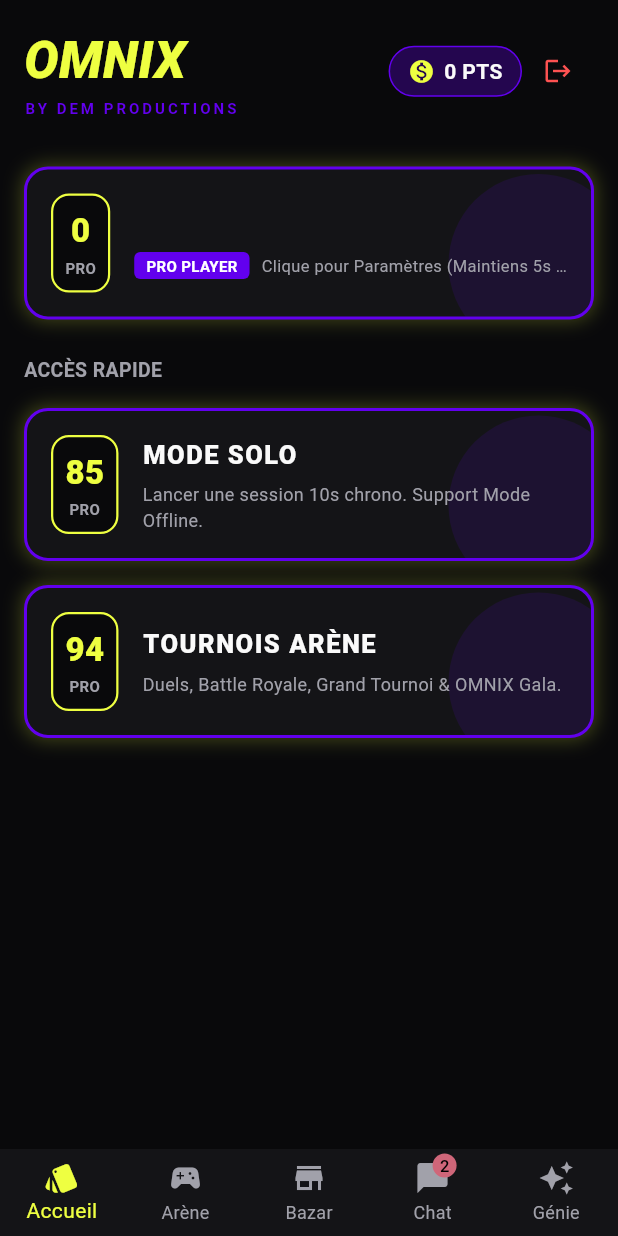
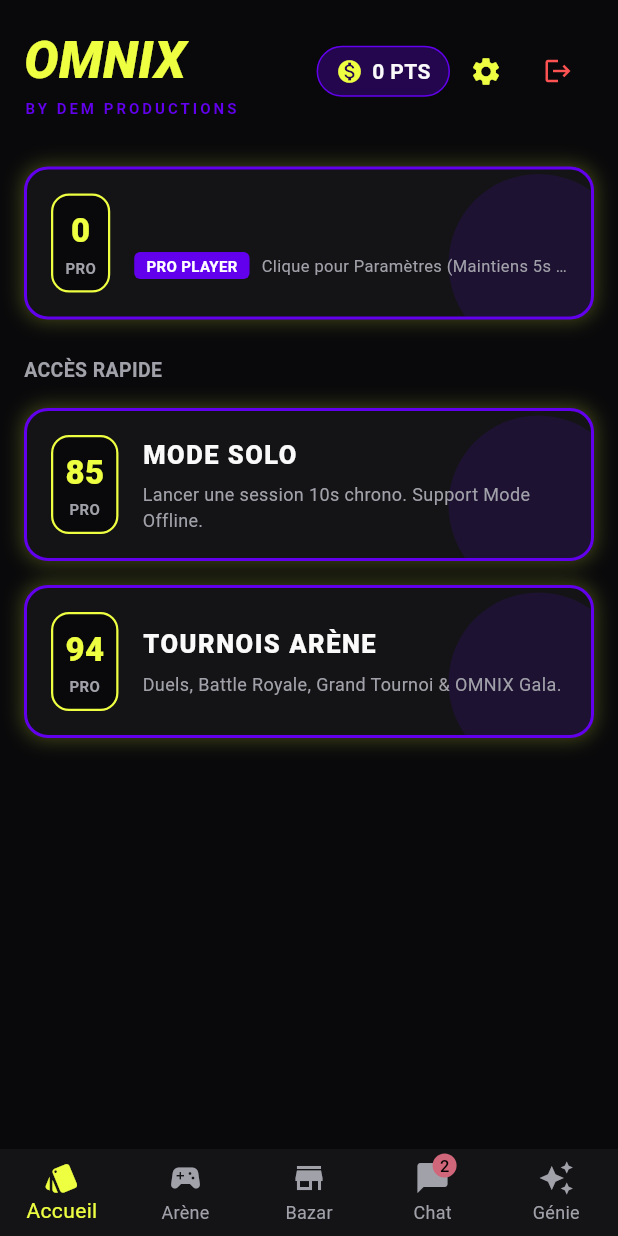
Before and after one commit to mauriceezechieldegnon-wq/OMNIX, a Flutter app: the screen it shows once a user with an empty profile is signed in, on a phone screen of 412 x 824 dp. Run offline on Flutter 3.47's test engine with Material 3 defaults, Android fonts, the phone set to English and light mode, and no system bars; our stand-ins replace cloud_firestore, firebase_auth, firebase_core; accounts and stored records are empty.

Commit message:
Refactor navigation and pass callback to _HomeContent

```diff
--- a/lib/features/home/screens/home_screen.dart
+++ b/lib/features/home/screens/home_screen.dart
@@ -22,21 +22,25 @@ class HomeScreen extends StatefulWidget {
 class _HomeScreenState extends State<HomeScreen> {
   int _selectedIndex = 0;
 
-  final List<Widget> _screens = const [
-    _HomeContent(),
-    ArenaScreen(),
-    MarketplaceScreen(),
-    MessengerScreen(),
-    GenieScreen(),
-  ];
+  void _navigateToTab(int index) {
+    setState(() => _selectedIndex = index);
+  }
 
   @override
   Widget build(BuildContext context) {
+    final List<Widget> screens = [
+      _HomeContent(onNavigateToArena: () => _navigateToTab(1)),
+      const ArenaScreen(),
+      const MarketplaceScreen(),
+      const MessengerScreen(),
+      const GenieScreen(),
+    ];
+
     return Scaffold(
       body: SafeArea(
         child: IndexedStack(
           index: _selectedIndex,
-          children: _screens,
+          children: screens,
         ),
       ),
       bottomNavigationBar: BottomNavigationBar(
@@ -65,7 +69,8 @@ class _HomeScreenState extends State<HomeScreen> {
 }
 
 class _HomeContent extends StatefulWidget {
-  const _HomeContent();
+  final VoidCallback onNavigateToArena;
+  const _HomeContent({required this.onNavigateToArena});
 
   @override
   State<_HomeContent> createState() => _HomeContentState();
@@ -87,10 +92,9 @@ class _HomeContentState extends State<_HomeContent> {
   void _onProfileTapUp(UserModel? user) {
     if (_adminPressTimer?.isActive ?? false) {
       _adminPressTimer?.cancel();
-      // Appui simple : Ouvrir les paramètres du profil
-      if (user != null) {
-        Navigator.push(context, MaterialPageRoute(builder: (_) => ProfileSettingsScreen(user: user)));
-      }
+    }
+    if (user != null) {
+      Navigator.push(context, MaterialPageRoute(builder: (_) => ProfileSettingsScreen(user: user)));
     }
   }
 
@@ -153,6 +157,15 @@ class _HomeContentState extends State<_HomeContent> {
                         ),
                       ),
                       IconButton(
+                        icon: const Icon(Icons.settings, color: AppColors.neonYellow, size: 22),
+                        onPressed: () {
+                          if (user != null) {
+                            Navigator.push(context, MaterialPageRoute(builder: (_) => ProfileSettingsScreen(user: user)));
+                          }
+                        },
+                        tooltip: "Paramètres",
+                      ),
+                      IconButton(
                         icon: const Icon(Icons.logout, color: Colors.redAccent, size: 20),
                         onPressed: () => AuthService().signOut(),
                         tooltip: "Déconnexion",
@@ -163,7 +176,6 @@ class _HomeContentState extends State<_HomeContent> {
               ),
               const SizedBox(height: 24),
 
-              // Détection d'appui simple (Paramètres) ou appui 5s (Panel Admin Secret)
               GestureDetector(
                 onTapDown: (_) => _onProfileTapDown(user),
                 onTapUp: (_) => _onProfileTapUp(user),
@@ -171,6 +183,7 @@ class _HomeContentState extends State<_HomeContent> {
                 child: DLSCard(
                   title: user?.pseudo ?? "Chargement...",
                   rating: "${user?.rating ?? 85}",
+                  avatarUrl: user?.avatarUrl,
                   isGoldVIP: user?.isVIP ?? false,
                   child: Row(
                     children: [
@@ -222,7 +235,7 @@ class _HomeContentState extends State<_HomeContent> {
               DLSCard(
                 title: "Tournois Arène",
                 rating: "94",
-                onTap: () {},
+                onTap: widget.onNavigateToArena,
                 child: const Text(
                   "Duels, Battle Royale, Grand Tournoi & OMNIX Gala.",
                   style: TextStyle(color: AppColors.textMuted, fontSize: 12),
```
